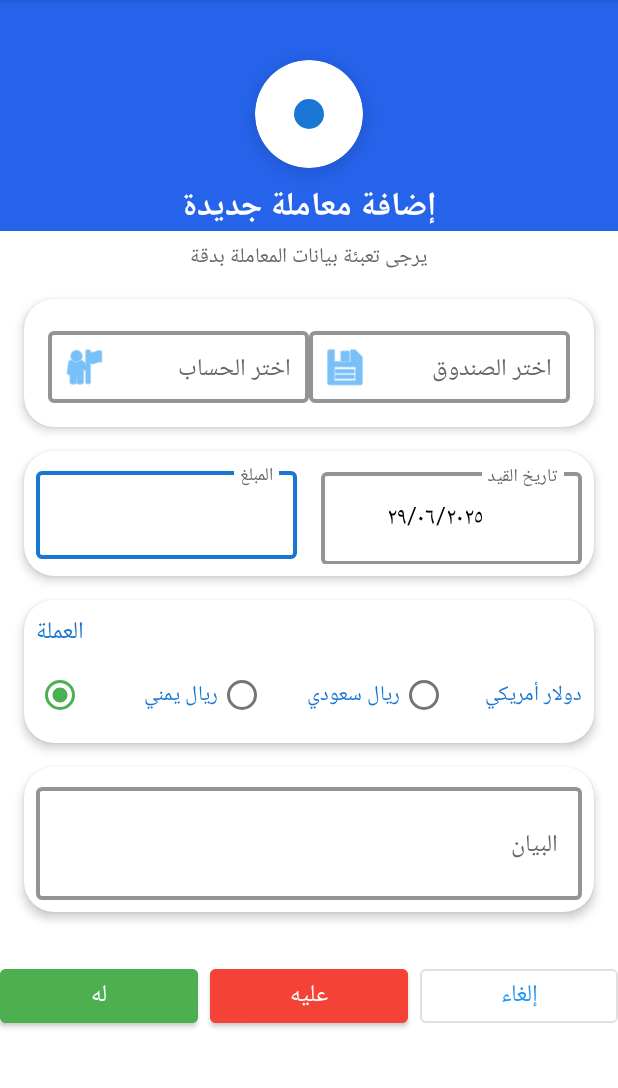
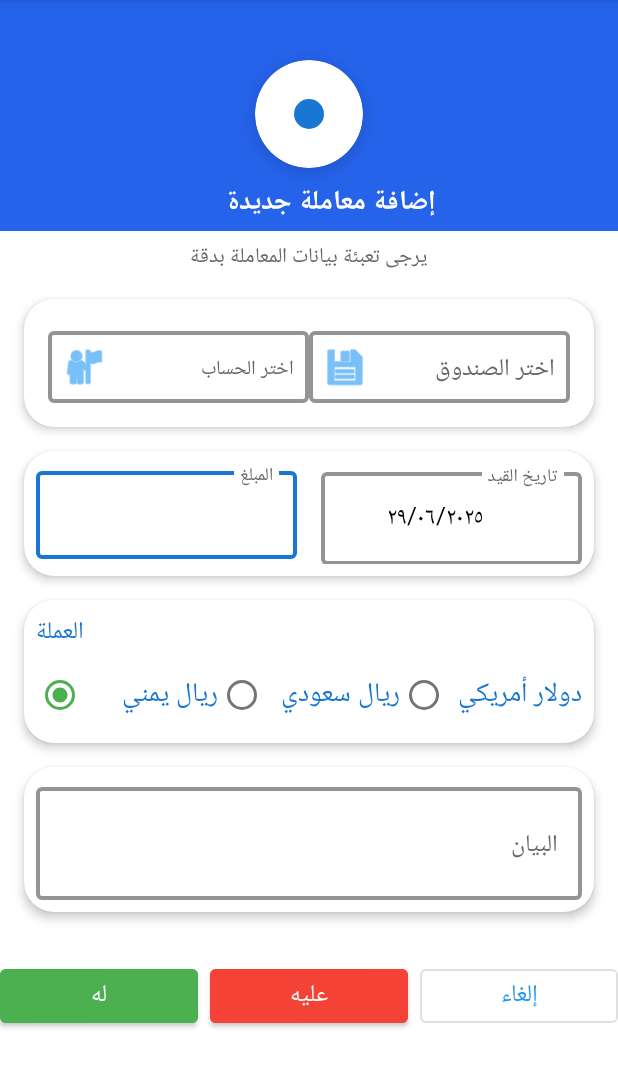
Before and after one commit to hillal77444/hsaby, an Android app: the fragment AddTransactionFragment shown on its own in the app's theme, on a phone screen of 412 x 824 dp, the part 84-1172 px from its top. Run offline under Robolectric (Android 15) with nearby library versions, the phone set to English and light mode, and no system bars; our stand-ins replace Room's generated code, sdp/ssp sizes.

Commit message:
Update fragment_add_transaction.xml

```diff
--- a/app/src/main/res/layout/fragment_add_transaction.xml
+++ b/app/src/main/res/layout/fragment_add_transaction.xml
@@ -50,7 +50,11 @@
                 android:textStyle="bold"
                 android:textColor="#FFFFFF"
                 android:layout_gravity="center"
-                android:layout_marginTop="8dp" />
+                android:layout_marginTop="8dp"
+                android:autoSizeTextType="uniform"
+                android:autoSizeMinTextSize="10sp"
+                android:autoSizeMaxTextSize="18sp"
+                android:autoSizeStepGranularity="2sp" />
 
             <TextView
                 android:layout_width="wrap_content"
@@ -60,7 +64,11 @@
                 android:textColor="#666666"
                 android:layout_gravity="center"
                 android:layout_marginTop="2dp"
-                android:layout_marginBottom="16dp" />
+                android:layout_marginBottom="16dp"
+                android:autoSizeTextType="uniform"
+                android:autoSizeMinTextSize="10sp"
+                android:autoSizeMaxTextSize="18sp"
+                android:autoSizeStepGranularity="2sp" />
 
             <!-- بطاقة الحساب: اختيار الحساب + اختيار الصندوق في صف واحد -->
             <com.google.android.material.card.MaterialCardView
@@ -101,10 +109,14 @@
                             android:focusable="false"
                             android:clickable="true"
                             android:background="@null"
-                            android:padding="12dp"
-                            android:textSize="16sp"
+                            android:padding="10dp"
+                            android:textSize="13sp"
                             android:textColor="#000000"
-                            android:textColorHint="#666666"/>
+                            android:textColorHint="#666666"
+                            android:autoSizeTextType="uniform"
+                            android:autoSizeMinTextSize="10sp"
+                            android:autoSizeMaxTextSize="18sp"
+                            android:autoSizeStepGranularity="2sp"/>
                     </com.google.android.material.textfield.TextInputLayout>
 
                     <!-- اختيار الصندوق -->
@@ -128,10 +140,14 @@
                             android:focusable="false"
                             android:clickable="true"
                             android:background="@null"
-                            android:padding="12dp"
+                            android:padding="10dp"
                             android:textSize="16sp"
                             android:textColor="#000000"
-                            android:textColorHint="#666666"/>
+                            android:textColorHint="#666666"
+                            android:autoSizeTextType="uniform"
+                            android:autoSizeMinTextSize="10sp"
+                            android:autoSizeMaxTextSize="18sp"
+                            android:autoSizeStepGranularity="2sp"/>
                     </com.google.android.material.textfield.TextInputLayout>
                 </LinearLayout>
             </com.google.android.material.card.MaterialCardView>
@@ -173,7 +189,11 @@
                             android:drawableStart="@drawable/ic_money"
                             android:drawablePadding="4dp"
                             android:textColor="#000000"
-                            android:textColorHint="#666666"/>
+                            android:textColorHint="#666666"
+                            android:autoSizeTextType="uniform"
+                            android:autoSizeMinTextSize="10sp"
+                            android:autoSizeMaxTextSize="18sp"
+                            android:autoSizeStepGranularity="2sp"/>
                     </com.google.android.material.textfield.TextInputLayout>
 
                     <com.google.android.material.textfield.TextInputLayout
@@ -196,7 +216,11 @@
                             android:drawableStart="@drawable/ic_calendar"
                             android:drawablePadding="4dp"
                             android:textColor="#000000"
-                            android:textColorHint="#666666"/>
+                            android:textColorHint="#666666"
+                            android:autoSizeTextType="uniform"
+                            android:autoSizeMinTextSize="10sp"
+                            android:autoSizeMaxTextSize="18sp"
+                            android:autoSizeStepGranularity="2sp"/>
                     </com.google.android.material.textfield.TextInputLayout>
                 </LinearLayout>
             </com.google.android.material.card.MaterialCardView>
@@ -224,7 +248,11 @@
                         android:text="العملة"
                         android:textSize="16sp"
                         android:textColor="#1976D2"
-                        android:layout_marginBottom="4dp" />
+                        android:layout_marginBottom="4dp"
+                        android:autoSizeTextType="uniform"
+                        android:autoSizeMinTextSize="10sp"
+                        android:autoSizeMaxTextSize="18sp"
+                        android:autoSizeStepGranularity="2sp" />
 
                     <RadioGroup
                         android:id="@+id/currencyRadioGroup"
@@ -238,7 +266,11 @@
                             android:layout_height="wrap_content"
                             android:layout_weight="1"
                             android:text="ريال يمني"
-                            android:textColor="#1976D2" />
+                            android:textColor="#1976D2"
+                            android:autoSizeTextType="uniform"
+                            android:autoSizeMinTextSize="10sp"
+                            android:autoSizeMaxTextSize="18sp"
+                            android:autoSizeStepGranularity="2sp" />
 
                         <RadioButton
                             android:id="@+id/radioSar"
@@ -246,7 +278,11 @@
                             android:layout_height="wrap_content"
                             android:layout_weight="1"
                             android:text="ريال سعودي"
-                            android:textColor="#1976D2" />
+                            android:textColor="#1976D2"
+                            android:autoSizeTextType="uniform"
+                            android:autoSizeMinTextSize="10sp"
+                            android:autoSizeMaxTextSize="18sp"
+                            android:autoSizeStepGranularity="2sp" />
 
                         <RadioButton
                             android:id="@+id/radioUsd"
@@ -254,7 +290,11 @@
                             android:layout_height="wrap_content"
                             android:layout_weight="1"
                             android:text="دولار أمريكي"
-                            android:textColor="#1976D2" />
+                            android:textColor="#1976D2"
+                            android:autoSizeTextType="uniform"
+                            android:autoSizeMinTextSize="10sp"
+                            android:autoSizeMaxTextSize="18sp"
+                            android:autoSizeStepGranularity="2sp" />
                     </RadioGroup>
                 </LinearLayout>
             </com.google.android.material.card.MaterialCardView>
@@ -292,7 +332,11 @@
                             android:inputType="textMultiLine"
                             android:minLines="2"
                             android:textColor="#000000"
-                            android:textColorHint="#666666"/>
+                            android:textColorHint="#666666"
+                            android:autoSizeTextType="uniform"
+                            android:autoSizeMinTextSize="10sp"
+                            android:autoSizeMaxTextSize="18sp"
+                            android:autoSizeStepGranularity="2sp"/>
                     </com.google.android.material.textfield.TextInputLayout>
                 </LinearLayout>
             </com.google.android.material.card.MaterialCardView>
@@ -331,7 +375,11 @@
                             android:inputType="textMultiLine"
                             android:minLines="2"
                             android:textColor="#000000"
-                            android:textColorHint="#666666"/>
+                            android:textColorHint="#666666"
+                            android:autoSizeTextType="uniform"
+                            android:autoSizeMinTextSize="10sp"
+                            android:autoSizeMaxTextSize="18sp"
+                            android:autoSizeStepGranularity="2sp"/>
                     </com.google.android.material.textfield.TextInputLayout>
                 </LinearLayout>
             </com.google.android.material.card.MaterialCardView>
@@ -357,8 +405,8 @@
                     android:icon="@drawable/ic_arrow_downward"
                     android:layout_marginEnd="8dp"
                     android:autoSizeTextType="uniform"
-                    android:autoSizeMinTextSize="8sp"
-                    android:autoSizeMaxTextSize="24sp"
+                    android:autoSizeMinTextSize="10sp"
+                    android:autoSizeMaxTextSize="18sp"
                     android:autoSizeStepGranularity="2sp" />
 
                 <com.google.android.material.button.MaterialButton
@@ -373,8 +421,8 @@
                     android:icon="@drawable/ic_arrow_upward"
                     android:layout_marginEnd="8dp"
                     android:autoSizeTextType="uniform"
-                    android:autoSizeMinTextSize="8sp"
-                    android:autoSizeMaxTextSize="24sp"
+                    android:autoSizeMinTextSize="10sp"
+                    android:autoSizeMaxTextSize="18sp"
                     android:autoSizeStepGranularity="2sp" />
 
                 <com.google.android.material.button.MaterialButton
@@ -386,8 +434,8 @@
                     android:text="@string/cancel"
                     android:icon="@android:drawable/ic_menu_close_clear_cancel"
                     android:autoSizeTextType="uniform"
-                    android:autoSizeMinTextSize="8sp"
-                    android:autoSizeMaxTextSize="24sp"
+                    android:autoSizeMinTextSize="10sp"
+                    android:autoSizeMaxTextSize="18sp"
                     android:autoSizeStepGranularity="2sp" />
             </LinearLayout>
 
```
